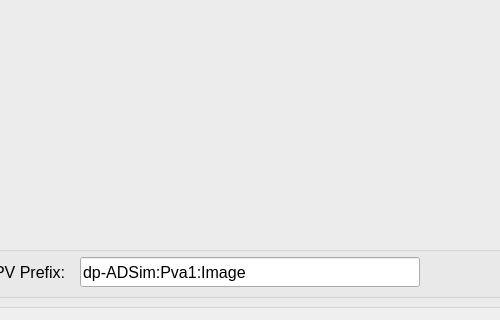
Old version of the form gui/imageshow.ui in the repository AdvancedPhotonSource/DashPVA; both pictures show x 405 to 905 and y 492 to 812 of the 1352 by 812 pixel window.
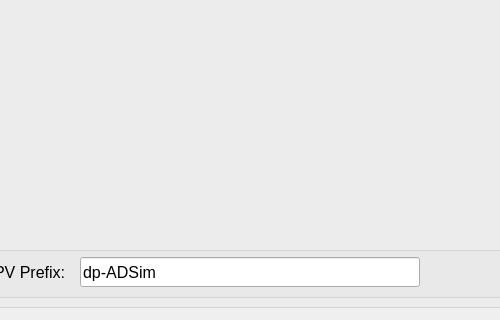
New version of the form.

```diff
--- a/gui/imageshow.ui
+++ b/gui/imageshow.ui
@@ -295,7 +295,7 @@
           </font>
          </property>
          <property name="text">
-          <string>dp-ADSim:Pva1:Image</string>
+          <string>dp-ADSim</string>
          </property>
         </widget>
        </item>
```
